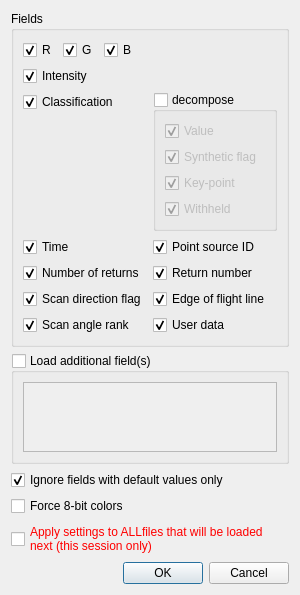
The window that libs/qCC_io/ui_templates/openLASFileDlg.ui (archeos/cloudcompare-archeos) describes before a commit, drawn with Qt 5.
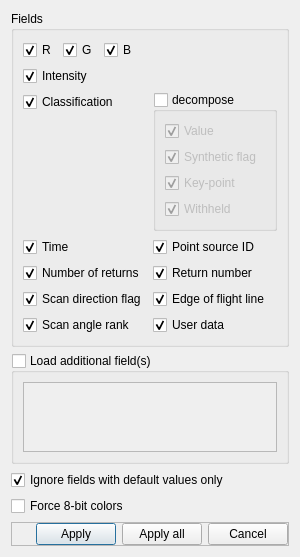
The same window after the commit.

Patch:
```diff
--- a/libs/qCC_io/ui_templates/openLASFileDlg.ui
+++ b/libs/qCC_io/ui_templates/openLASFileDlg.ui
@@ -7,7 +7,7 @@
     <x>0</x>
     <y>0</y>
     <width>300</width>
-    <height>542</height>
+    <height>550</height>
    </rect>
   </property>
   <property name="windowTitle">
@@ -285,17 +285,6 @@
      </property>
     </widget>
    </item>
-   <item>
-    <widget class="QCheckBox" name="autoSkipNextCheckBox">
-     <property name="styleSheet">
-      <string notr="true">color: red;</string>
-     </property>
-     <property name="text">
-      <string>Apply settings to ALLfiles that will be loaded
-next (this session only)</string>
-     </property>
-    </widget>
-   </item>
    <item>
     <spacer name="verticalSpacer_2">
      <property name="orientation">
@@ -310,13 +299,52 @@
     </spacer>
    </item>
    <item>
-    <widget class="QDialogButtonBox" name="buttonBox">
-     <property name="orientation">
-      <enum>Qt::Horizontal</enum>
+    <widget class="QFrame" name="buttonFrame">
+     <property name="frameShape">
+      <enum>QFrame::StyledPanel</enum>
      </property>
-     <property name="standardButtons">
-      <set>QDialogButtonBox::Cancel|QDialogButtonBox::Ok</set>
+     <property name="frameShadow">
+      <enum>QFrame::Raised</enum>
      </property>
+     <layout class="QHBoxLayout" name="horizontalLayout_5">
+      <property name="margin">
+       <number>0</number>
+      </property>
+      <item>
+       <spacer name="horizontalSpacer_5">
+        <property name="orientation">
+         <enum>Qt::Horizontal</enum>
+        </property>
+        <property name="sizeHint" stdset="0">
+         <size>
+          <width>434</width>
+          <height>20</height>
+         </size>
+        </property>
+       </spacer>
+      </item>
+      <item>
+       <widget class="QPushButton" name="applyButton">
+        <property name="text">
+         <string>Apply</string>
+        </property>
+       </widget>
+      </item>
+      <item>
+       <widget class="QPushButton" name="applyAllButton">
+        <property name="text">
+         <string>Apply all</string>
+        </property>
+       </widget>
+      </item>
+      <item>
+       <widget class="QPushButton" name="cancelButton">
+        <property name="text">
+         <string>Cancel</string>
+        </property>
+       </widget>
+      </item>
+     </layout>
     </widget>
    </item>
   </layout>
```
Left out of the diff: 27 changed lines with no effect on the pictures.
